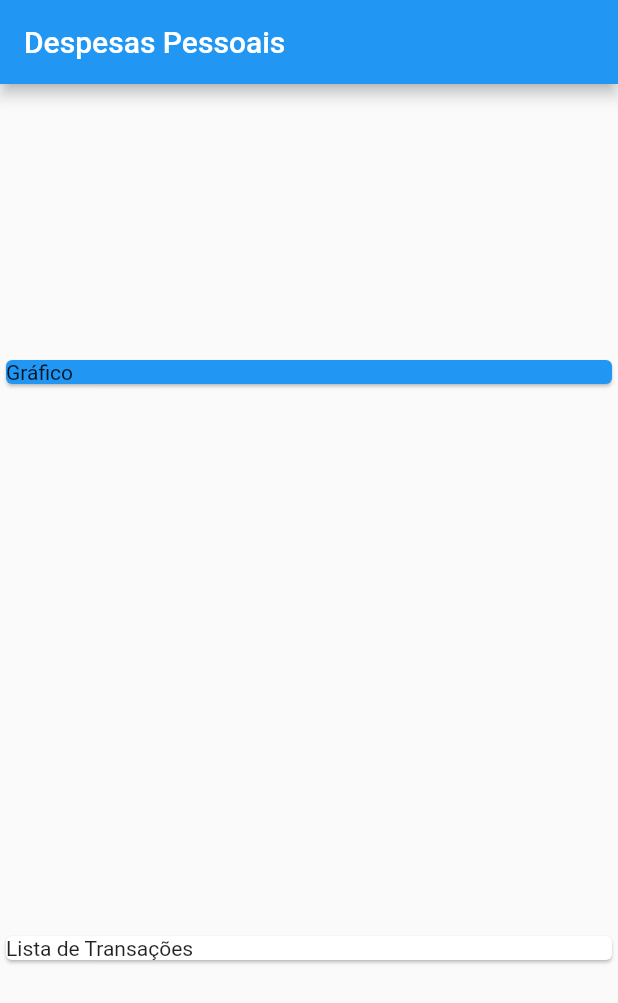
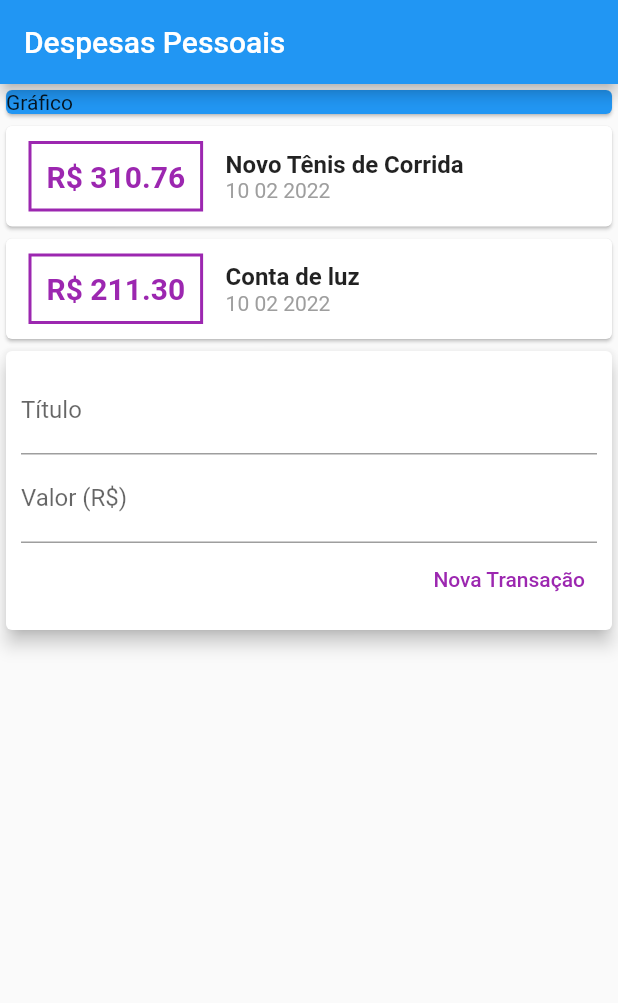
Before and after one commit to jucesargois/expenses, a Flutter app: the screen it shows after launch, on a phone screen of 412 x 824 dp. Shown: the top 1003 px of the screen. Run offline on Flutter 3.47's test engine with Material 2 defaults, Android fonts, the phone set to English and light mode, and no system bars.

Commit message:
Inserted two fields for Title and Value. Inserted new widget for contain fields Title and Value

```diff
--- a/lib/main.dart
+++ b/lib/main.dart
@@ -1,5 +1,6 @@
 import 'package:expenses/models/transaction.dart';
 import 'package:flutter/material.dart';
+import 'package:intl/intl.dart';
 
 main() {
   runApp(const ExpensesApp());
@@ -17,6 +18,9 @@ class ExpensesApp extends StatelessWidget {
 }
 
 class MyHomePage extends StatelessWidget {
+  final titleController = TextEditingController();
+  final valueController = TextEditingController();
+
   final _transaction = [
     Transaction(
       id: 't1',
@@ -40,7 +44,6 @@ class MyHomePage extends StatelessWidget {
           title: const Text('Despesas Pessoais'),
         ),
         body: Column(
-          mainAxisAlignment: MainAxisAlignment.spaceAround,
           crossAxisAlignment: CrossAxisAlignment.stretch,
           children: [
             Container(
@@ -49,9 +52,80 @@ class MyHomePage extends StatelessWidget {
                 child: Text('Gráfico'),
               ),
             ),
+            Column(
+              children: _transaction.map((tr) {
+                return Card(
+                  child: Row(
+                    children: [
+                      Container(
+                        margin: const EdgeInsets.symmetric(
+                          horizontal: 15,
+                          vertical: 10,
+                        ),
+                        decoration: BoxDecoration(
+                            border: Border.all(
+                          color: Colors.purple,
+                          width: 2,
+                        )),
+                        padding: const EdgeInsets.all(10),
+                        child: Text(
+                          'R\$ ${tr.value.toStringAsFixed(2)}',
+                          style: const TextStyle(
+                              fontWeight: FontWeight.bold,
+                              fontSize: 20,
+                              color: Colors.purple),
+                        ),
+                      ),
+                      Column(
+                        crossAxisAlignment: CrossAxisAlignment.start,
+                        children: [
+                          Text(tr.title,
+                              style: const TextStyle(
+                                  fontSize: 16, fontWeight: FontWeight.bold)),
+                          Text(
+                            DateFormat('d MM y').format(tr.date),
+                            style: const TextStyle(color: Colors.grey),
+                          ),
+                        ],
+                      )
+                    ],
+                  ),
+                );
+              }).toList(),
+            ),
             Card(
-              child: Text('Lista de Transações'),
-            ),
+              elevation: 5,
+              child: Padding(
+                padding: const EdgeInsets.all(10),
+                child: Column(
+                  children: [
+                    TextField(
+                      controller: titleController,
+                      decoration: InputDecoration(labelText: 'Título'),
+                    ),
+                    TextField(
+                      controller: valueController,
+                      decoration: InputDecoration(labelText: 'Valor (R\$)'),
+                    ),
+                    Row(
+                      mainAxisAlignment: MainAxisAlignment.end,
+                      children: [
+                        TextButton(
+                          onPressed: () {
+                            print(titleController.text);
+                            print(valueController.text);
+                          },
+                          child: const Text(
+                            'Nova Transação',
+                            style: TextStyle(color: Colors.purple),
+                          ),
+                        ),
+                      ],
+                    )
+                  ],
+                ),
+              ),
+            )
           ],
         ));
   }
```
